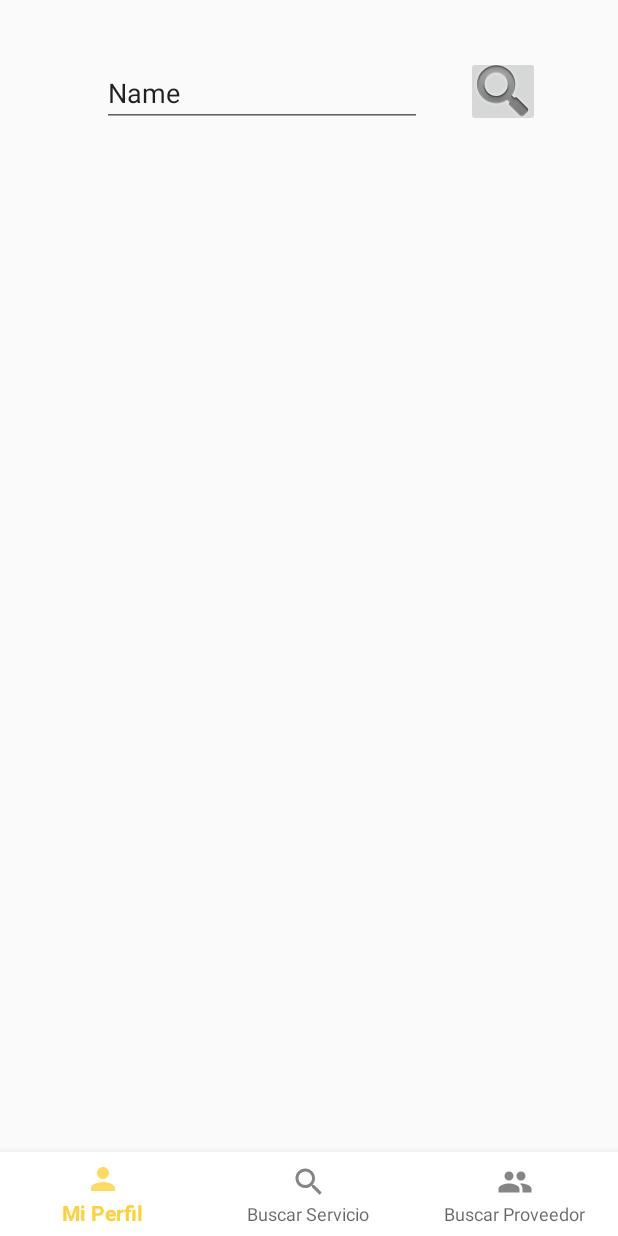
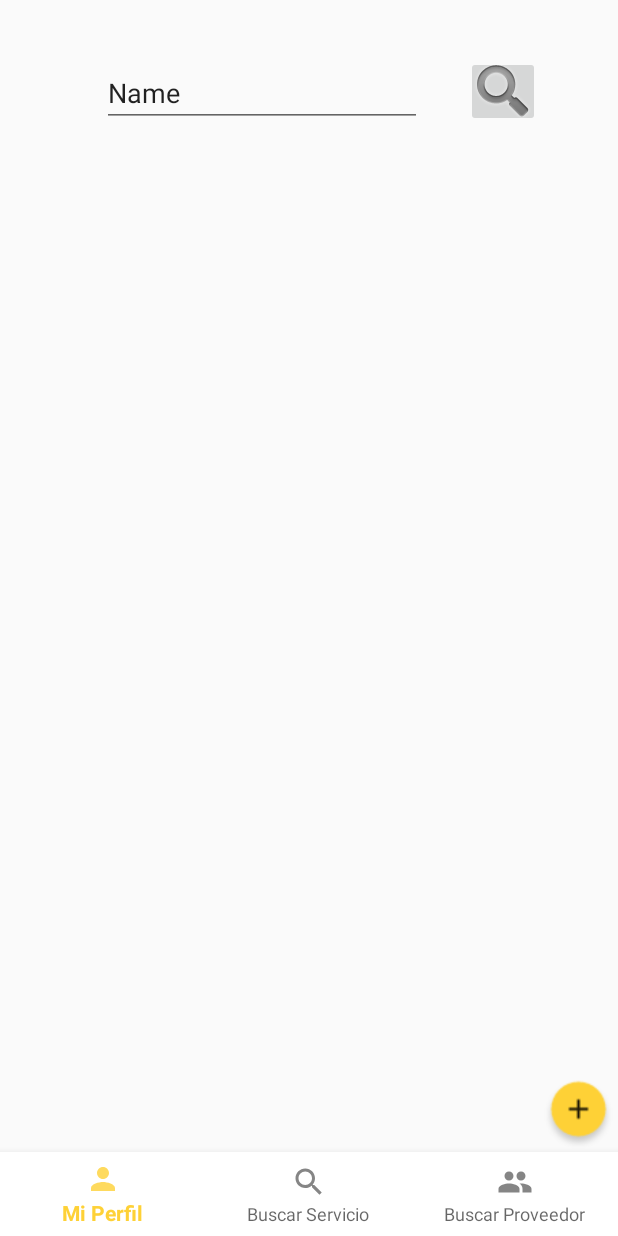
Before and after one commit to DiegoKraenau/RapiSolverApp, an Android app: the fragment BuscarServicioFragment placed in its activity, on a phone screen of 412 x 824 dp. Run offline under Robolectric (Android 15) with nearby library versions, the phone set to English and light mode, and no system bars.

Commit message:
Se comenzo a implementar add_service

```diff
--- a/RapiSolverApp/app/src/main/java/com/example/rapisolverapp/Services/ServiceDetailService.kt
+++ b/RapiSolverApp/app/src/main/java/com/example/rapisolverapp/Services/ServiceDetailService.kt
@@ -1,13 +1,17 @@
 package com.example.rapisolverapp.Services
 
+import com.example.rapisolverapp.Models.Recomendation
 import com.example.rapisolverapp.Models.ServiceDetail
 import com.example.rapisolverapp.Models.User
 import retrofit2.Call
-import retrofit2.http.GET
-import retrofit2.http.Query
+import retrofit2.http.*
 
 interface ServiceDetailService {
 
     @GET("servicedetails")
     fun getServiceDeatils(@Query("format") format: String): Call<ArrayList<ServiceDetail>>
+
+    @POST("servicedetails")
+    @Headers( "Content-Type: application/json;charset=UTF-8")
+    fun postRecommendation(@Body servicedetail: ServiceDetail):Call<Any>
 }
--- a/RapiSolverApp/app/src/main/java/com/example/rapisolverapp/Services/ServiceService.kt
+++ b/RapiSolverApp/app/src/main/java/com/example/rapisolverapp/Services/ServiceService.kt
@@ -13,4 +13,6 @@ interface ServiceService {
     fun getServiciosByUserId(@Path("id") id: Int): Call<ArrayList<Service>>
 
 
+
+
 }
--- a/RapiSolverApp/app/src/main/res/layout/fragment_buscar_servicio.xml
+++ b/RapiSolverApp/app/src/main/res/layout/fragment_buscar_servicio.xml
@@ -68,4 +68,14 @@
         android:layout_marginEnd="79dp"
         android:src="@drawable/imagen404" />
 
+    <Button
+        android:id="@+id/add_Service"
+        android:layout_width="50dp"
+        android:layout_height="50dp"
+        android:layout_alignParentEnd="true"
+        android:layout_alignParentBottom="true"
+        android:layout_marginEnd="1dp"
+        android:layout_marginBottom="0dp"
+        android:background="@drawable/add_service" />
+
 </RelativeLayout>
```
Also changed, not shown: RapiSolverApp/app/src/main/res/drawable-mdpi/add_service.png (added).
